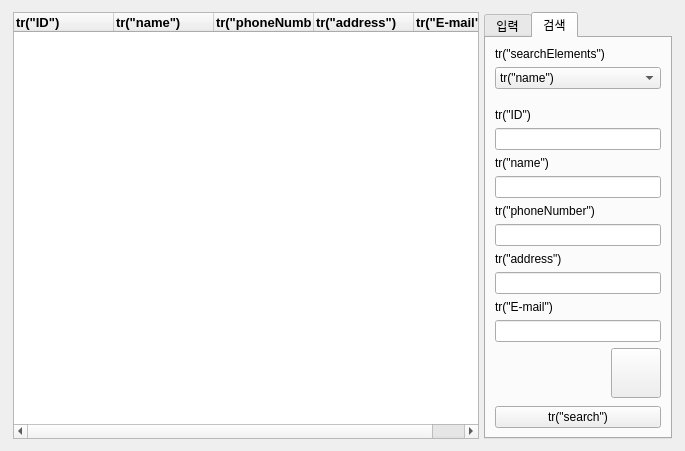
SaintMonguss/Qt, file CustomerProduct2Project/clientmanager.ui: the form before one commit.
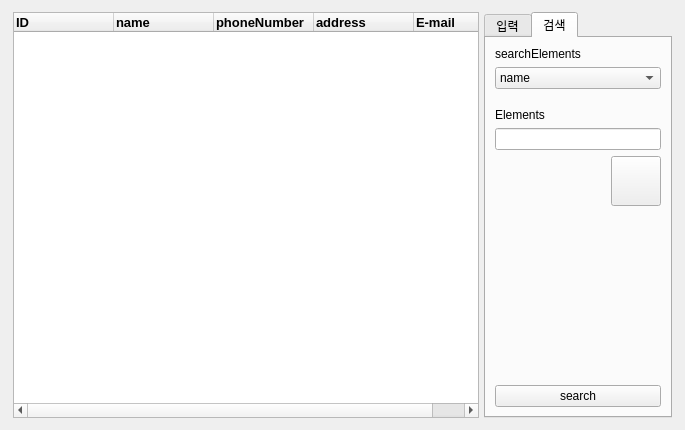
The form after the commit. Icons and pictures are not drawn.

What changed in the file:
```diff
--- a/CustomerProduct2Project/clientmanager.ui
+++ b/CustomerProduct2Project/clientmanager.ui
@@ -38,7 +38,7 @@
       <widget class="QTreeWidget" name="clientTreeWidget">
        <column>
         <property name="text">
-         <string>tr(&quot;ID&quot;)</string>
+         <string>ID</string>
         </property>
         <property name="font">
          <font>
@@ -49,7 +49,7 @@
        </column>
        <column>
         <property name="text">
-         <string>tr(&quot;name&quot;)</string>
+         <string>name</string>
         </property>
         <property name="font">
          <font>
@@ -60,7 +60,7 @@
        </column>
        <column>
         <property name="text">
-         <string>tr(&quot;phoneNumber&quot;)</string>
+         <string>phoneNumber</string>
         </property>
         <property name="font">
          <font>
@@ -71,7 +71,7 @@
        </column>
        <column>
         <property name="text">
-         <string>tr(&quot;address&quot;)</string>
+         <string>address</string>
         </property>
         <property name="font">
          <font>
@@ -82,7 +82,7 @@
        </column>
        <column>
         <property name="text">
-         <string>tr(&quot;E-mail&quot;)</string>
+         <string>E-mail</string>
         </property>
         <property name="font">
          <font>
@@ -277,7 +277,7 @@
          <item>
           <widget class="QLabel" name="label_17">
            <property name="text">
-            <string>tr(&quot;searchElements&quot;)</string>
+            <string>searchElements</string>
            </property>
           </widget>
          </item>
@@ -285,7 +285,7 @@
           <widget class="QComboBox" name="clientComboBox">
            <item>
             <property name="text">
-             <string>tr(&quot;name&quot;)</string>
+             <string>name</string>
             </property>
            </item>
            <item>
@@ -342,7 +342,7 @@
                 </sizepolicy>
                </property>
                <property name="text">
-                <string>tr(&quot;ID&quot;)</string>
+                <string>Elements</string>
                </property>
               </widget>
              </item>
@@ -354,82 +354,6 @@
               </widget>
              </item>
             </layout>
-           </item>
-           <item>
-            <widget class="QLabel" name="label_19">
-             <property name="sizePolicy">
-              <sizepolicy hsizetype="Expanding" vsizetype="Maximum">
-               <horstretch>0</horstretch>
-               <verstretch>0</verstretch>
-              </sizepolicy>
-             </property>
-             <property name="text">
-              <string>tr(&quot;name&quot;)</string>
-             </property>
-            </widget>
-           </item>
-           <item>
-            <widget class="QLineEdit" name="clientSearchNameText"/>
-           </item>
-          </layout>
-         </item>
-         <item>
-          <layout class="QVBoxLayout" name="verticalLayout_23">
-           <item>
-            <widget class="QLabel" name="label_20">
-             <property name="sizePolicy">
-              <sizepolicy hsizetype="Expanding" vsizetype="Maximum">
-               <horstretch>0</horstretch>
-               <verstretch>0</verstretch>
-              </sizepolicy>
-             </property>
-             <property name="text">
-              <string>tr(&quot;phoneNumber&quot;)</string>
-             </property>
-            </widget>
-           </item>
-           <item>
-            <widget class="QLineEdit" name="clientSearchPHText"/>
-           </item>
-          </layout>
-         </item>
-         <item>
-          <layout class="QVBoxLayout" name="verticalLayout_24">
-           <item>
-            <widget class="QLabel" name="label_21">
-             <property name="sizePolicy">
-              <sizepolicy hsizetype="Expanding" vsizetype="Maximum">
-               <horstretch>0</horstretch>
-               <verstretch>0</verstretch>
-              </sizepolicy>
-             </property>
-             <property name="text">
-              <string>tr(&quot;address&quot;)</string>
-             </property>
-            </widget>
-           </item>
-           <item>
-            <widget class="QLineEdit" name="clientSearchAddressText"/>
-           </item>
-          </layout>
-         </item>
-         <item>
-          <layout class="QVBoxLayout" name="verticalLayout_25">
-           <item>
-            <widget class="QLabel" name="label_22">
-             <property name="sizePolicy">
-              <sizepolicy hsizetype="Expanding" vsizetype="Maximum">
-               <horstretch>0</horstretch>
-               <verstretch>0</verstretch>
-              </sizepolicy>
-             </property>
-             <property name="text">
-              <string>tr(&quot;E-mail&quot;)</string>
-             </property>
-            </widget>
-           </item>
-           <item>
-            <widget class="QLineEdit" name="clientSearchEmailText"/>
            </item>
           </layout>
          </item>
@@ -504,7 +428,7 @@
          <item>
           <widget class="QPushButton" name="clientSearchButton">
            <property name="text">
-            <string>tr(&quot;search&quot;)</string>
+            <string>search</string>
            </property>
           </widget>
          </item>
```
Left out of the diff: 24 changed lines with no effect on the pictures.
